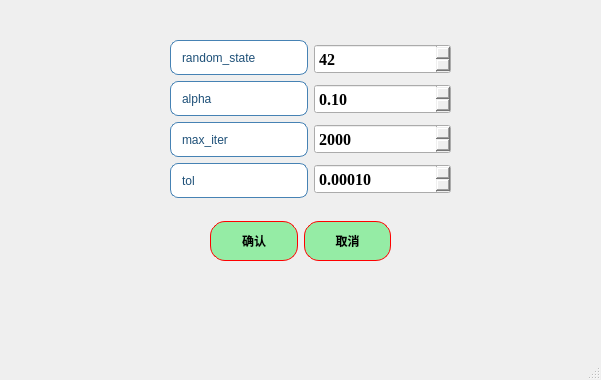
Above: ui/algorithms6_GL_para.ui from azhongege24/predict_first before the change. Below: the same form after it.
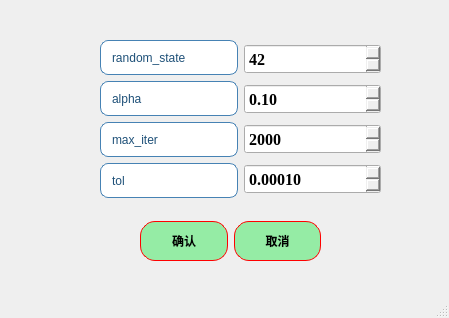
That is the form after the change.

```diff
--- a/ui/algorithms6_GL_para.ui
+++ b/ui/algorithms6_GL_para.ui
@@ -6,8 +6,8 @@
    <rect>
     <x>0</x>
     <y>0</y>
-    <width>601</width>
-    <height>380</height>
+    <width>449</width>
+    <height>318</height>
    </rect>
   </property>
   <property name="windowTitle">
@@ -17,7 +17,7 @@
    <widget class="QWidget" name="layoutWidget">
     <property name="geometry">
      <rect>
-      <x>210</x>
+      <x>140</x>
       <y>220</y>
       <width>181</width>
       <height>42</height>
@@ -91,7 +91,7 @@
    <widget class="QWidget" name="layoutWidget">
     <property name="geometry">
      <rect>
-      <x>170</x>
+      <x>100</x>
       <y>40</y>
       <width>281</width>
       <height>158</height>
```
Left out of the diff: 14 changed lines with no effect on the pictures.
